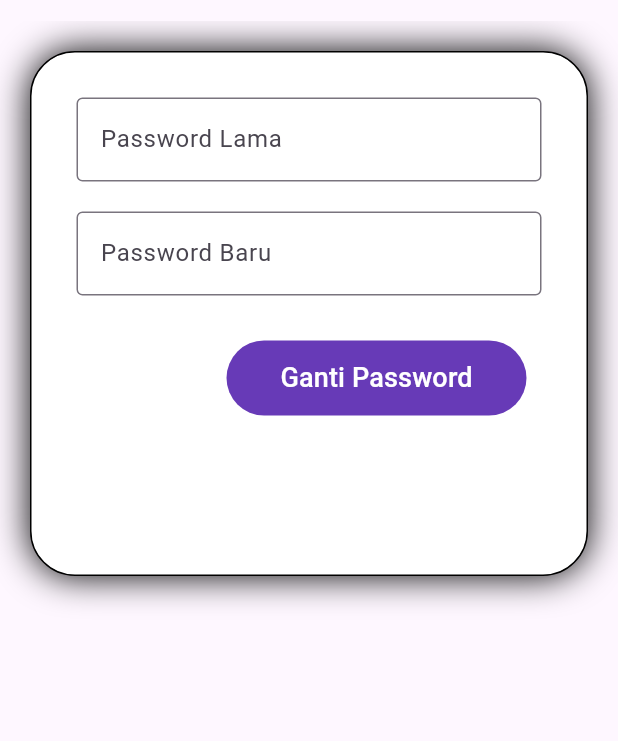
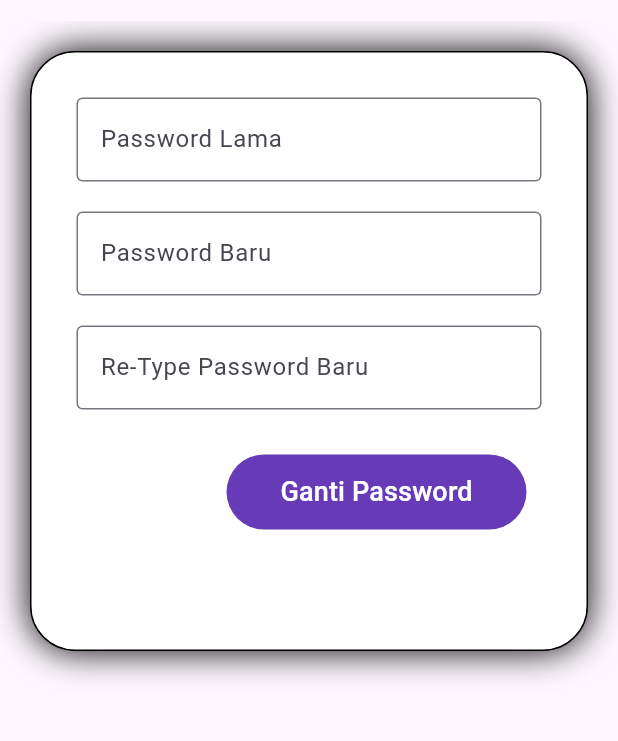
Before and after one commit to Subrata8778/Project-DolanYuk, a Flutter app: the GantiPassword screen opened directly, on a phone screen of 412 x 824 dp, the part 63-804 px from its top. Run offline on Flutter 3.47's test engine with Material 3 defaults, Android fonts, the phone set to English and light mode, and no system bars; our stand-ins replace shared_preferences; accounts and stored records are empty.

Commit message:
Feat: check new password must be same with retype, add timer to interactive chat

```diff
--- a/dolan_yuk/lib/screen/gantipassword.dart
+++ b/dolan_yuk/lib/screen/gantipassword.dart
@@ -15,6 +15,7 @@ class GantiPassword extends StatefulWidget {
 class _GantiPasswordState extends State<GantiPassword> {
   String _password = '';
   String _new_password = '';
+  String _new_password_check = '';
   String error_login = '';
   String userId = "";
 
@@ -35,13 +36,15 @@ class _GantiPasswordState extends State<GantiPassword> {
 
   void doUpdate() async {
     if (_new_password != "" && _password != "") {
+      if (_new_password == _new_password_check) {
         final response = await http.post(
             Uri.parse(
                 "https://ubaya.me/flutter/160420002/DolanYuk/updatePassword.php"),
             body: {
               'password': _password,
               'new_password': _new_password,
-          'user_id': userId});
+              'user_id': userId
+            });
         if (response.statusCode == 200) {
           Map json = jsonDecode(response.body);
           if (json['result'] == 'success') {
@@ -58,6 +61,9 @@ class _GantiPasswordState extends State<GantiPassword> {
           }
         } else {
           throw Exception('Failed to read API');
+        }
+      } else {
+        showDialogMsg("Gagal Update!", "Password pengulangan salah!");
       }
     } else {
       showDialogMsg("Gagal Update!",
@@ -92,7 +98,7 @@ class _GantiPasswordState extends State<GantiPassword> {
           title: Text('Login'),
         ),
         body: Container(
-          height: 350,
+          height: 400,
           margin: EdgeInsets.all(20),
           padding: EdgeInsets.all(20),
           decoration: BoxDecoration(
@@ -130,6 +136,20 @@ class _GantiPasswordState extends State<GantiPassword> {
             ),
             Padding(
               padding: EdgeInsets.all(10),
+              //padding: EdgeInsets.symmetric(horizontal: 15),
+              child: TextField(
+                onChanged: (v) {
+                  _new_password_check = v;
+                },
+                obscureText: true,
+                decoration: InputDecoration(
+                    border: OutlineInputBorder(),
+                    labelText: 'Re-Type Password Baru',
+                    hintText: 'Ulangi Password Baru Anda'),
+              ),
+            ),
+            Padding(
+              padding: EdgeInsets.all(10),
               child: Row(
                 mainAxisAlignment: MainAxisAlignment.end,
                 children: [
--- a/dolan_yuk/lib/screen/ngobrol.dart
+++ b/dolan_yuk/lib/screen/ngobrol.dart
@@ -3,6 +3,7 @@ import 'package:shared_preferences/shared_preferences.dart';
 import 'package:http/http.dart' as http;
 import 'dart:convert';
 import 'package:intl/intl.dart';
+import 'dart:async';
 
 // class MyChat extends StatelessWidget {
 //   @override
@@ -40,6 +41,7 @@ class _NgobrolState extends State<Ngobrol> {
   }
 
   bacaData() {
+    messages.clear();
     Future<String> data = fetchData();
     data.then((value) {
       Map json = jsonDecode(value);
@@ -82,6 +84,13 @@ class _NgobrolState extends State<Ngobrol> {
     userOnly.then((value) {
       userId = value;
       bacaData();
+    });
+
+    Timer.periodic(Duration(seconds: 3), (Timer timer) {
+      // Check if the widget is still mounted to avoid setState on disposed widget.
+        setState(() {
+          bacaData();
+        });
     });
   }
 
```
Lines whose indentation alone changed are shown as unchanged.
